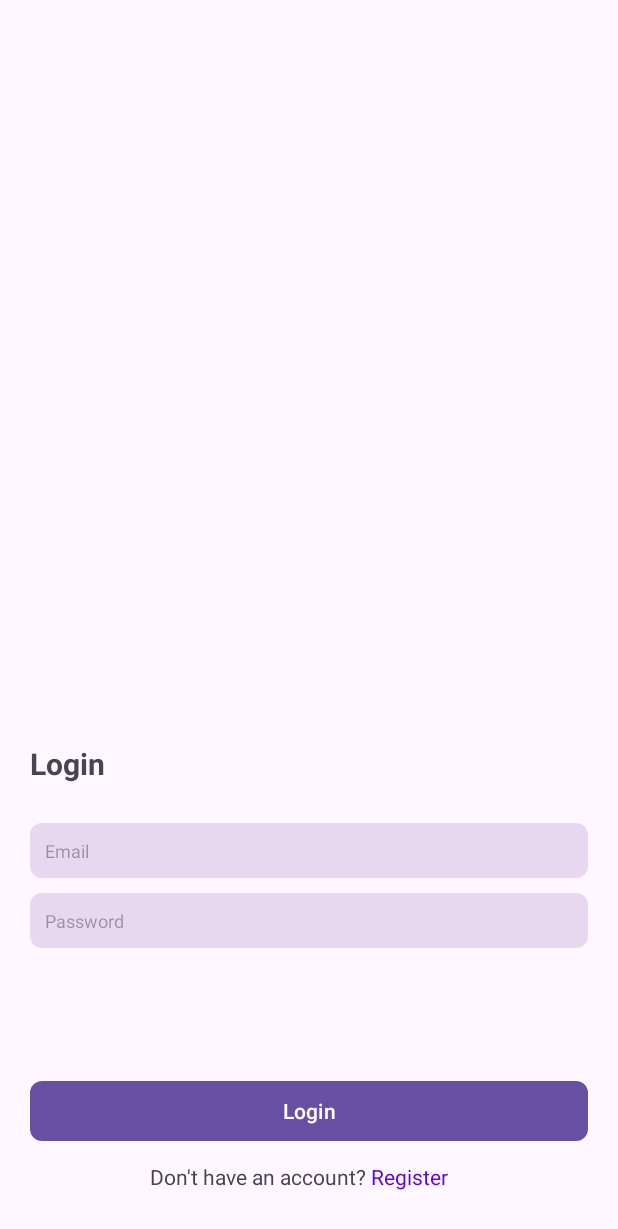
After one commit to ginafiles/DebtLog, an Android app: the LoginFragment screen opened through its navigation route, on a phone screen of 412 x 824 dp. The commit adds this screen. Shown: the top 1229 px of the screen. Run offline under Robolectric (Android 15) with nearby library versions, the phone set to English and light mode, and no system bars.

Commit message:
Menambahkan fitur login, register dan logout dengan memanfaatkan shared preferneces

```diff
--- a/app/src/main/java/com/ginamelinia/debtlog/debtlog/MainActivity.kt
+++ b/app/src/main/java/com/ginamelinia/debtlog/debtlog/MainActivity.kt
@@ -1,5 +1,6 @@
 package com.ginamelinia.debtlog
 
+import android.content.Context
 import android.os.Bundle
 import androidx.appcompat.app.AppCompatActivity
 import androidx.navigation.NavController
@@ -19,6 +20,14 @@ class MainActivity : AppCompatActivity() {
         val navHostFragment = supportFragmentManager.findFragmentById(R.id.nav_container) as NavHostFragment
         navController = navHostFragment.navController
 
+        val isLoggedIn = getSharedPreferences("MyPrefs", Context.MODE_PRIVATE).getBoolean("isLoggedIn", false)
+
+        if (!isLoggedIn) {
+            navController.navigate(R.id.registerFragment)
+        } else {
+            navController.navigate(R.id.homeFragment)
+        }
+
     }
 
     override fun onSupportNavigateUp(): Boolean {
--- /dev/null
+++ b/app/src/main/java/com/ginamelinia/debtlog/debtlog/page/auth/login/LoginFragment.kt
@@ -0,0 +1,50 @@
+package com.ginamelinia.debtlog.debtlog.page.auth.login
+
+import android.os.Bundle
+import android.view.LayoutInflater
+import android.view.View
+import android.view.ViewGroup
+import android.widget.Toast
+import androidx.fragment.app.Fragment
+import androidx.lifecycle.ViewModelProvider
+import androidx.navigation.fragment.findNavController
+import com.ginamelinia.debtlog.R
+import com.ginamelinia.debtlog.databinding.FragmentLoginBinding
+
+class LoginFragment : Fragment() {
+    private lateinit var binding: FragmentLoginBinding
+    private lateinit var viewModel: LoginViewModel
+
+    override fun onCreateView(
+        inflater: LayoutInflater, container: ViewGroup?,
+        savedInstanceState: Bundle?
+    ): View? {
+        binding = FragmentLoginBinding.inflate(inflater, container, false)
+        return binding.root
+    }
+
+    override fun onViewCreated(view: View, savedInstanceState: Bundle?) {
+        super.onViewCreated(view, savedInstanceState)
+
+        viewModel = ViewModelProvider(this).get(LoginViewModel::class.java)
+        viewModel.initSharedPreferences(requireContext())
+
+        binding.btnLogin.setOnClickListener {
+            val email = binding.edtEmail.text.toString()
+            val password = binding.edtPassword.text.toString()
+
+            val loginSuccessful = viewModel.loginUser(email, password)
+
+            if (loginSuccessful) {
+                viewModel.setLoggedIn(true)
+                findNavController().navigate(R.id.action_loginFragment_to_homeFragment)
+            } else {
+                Toast.makeText(requireContext(), "Login failed! Check your credentials.", Toast.LENGTH_SHORT).show()
+            }
+        }
+
+        binding.btnToRegisterPage.setOnClickListener {
+            findNavController().navigate(R.id.action_loginFragment_to_registerFragment)
+        }
+    }
+}
--- /dev/null
+++ b/app/src/main/java/com/ginamelinia/debtlog/debtlog/page/auth/login/LoginViewModel.kt
@@ -0,0 +1,29 @@
+package com.ginamelinia.debtlog.debtlog.page.auth.login
+
+import android.content.Context
+import android.content.SharedPreferences
+import androidx.lifecycle.ViewModel
+
+class LoginViewModel : ViewModel() {
+    lateinit var sharedPref: SharedPreferences
+
+    fun initSharedPreferences(context: Context) {
+        sharedPref = context.getSharedPreferences("MyPrefs", Context.MODE_PRIVATE)
+    }
+
+    fun setLoggedIn(isLoggedIn: Boolean) {
+        val editor = sharedPref.edit()
+        editor.putBoolean("isLoggedIn", isLoggedIn)
+        editor.apply()
+    }
+
+    fun loginUser(email: String, password: String): Boolean {
+        val savedEmail = sharedPref.getString("email", "")
+        val savedPassword = sharedPref.getString("password", "")
+
+        if (email == savedEmail && password == savedPassword) {
+            return true
+        }
+        return false
+    }
+}
--- /dev/null
+++ b/app/src/main/java/com/ginamelinia/debtlog/debtlog/page/auth/register/RegisterFragment.kt
@@ -0,0 +1,50 @@
+package com.ginamelinia.debtlog.debtlog.page.auth.register
+
+import android.os.Bundle
+import android.view.LayoutInflater
+import android.view.View
+import android.view.ViewGroup
+import android.widget.Toast
+import androidx.fragment.app.Fragment
+import androidx.lifecycle.ViewModelProvider
+import androidx.navigation.fragment.findNavController
+import com.ginamelinia.debtlog.R
+import com.ginamelinia.debtlog.databinding.FragmentRegisterBinding
+
+class RegisterFragment : Fragment() {
+    private lateinit var binding: FragmentRegisterBinding
+    private lateinit var viewModel: RegisterViewModel
+
+    override fun onCreateView(
+        inflater: LayoutInflater, container: ViewGroup?,
+        savedInstanceState: Bundle?
+    ): View? {
+        binding = FragmentRegisterBinding.inflate(inflater, container, false)
+        return binding.root
+    }
+
+    override fun onViewCreated(view: View, savedInstanceState: Bundle?) {
+        super.onViewCreated(view, savedInstanceState)
+
+        viewModel = ViewModelProvider(this).get(RegisterViewModel::class.java)
+        viewModel.initSharedPreferences(requireContext())
+
+        binding.btnRegister.setOnClickListener {
+            val name = binding.edtUserName.text.toString()
+            val email = binding.edtEmail.text.toString()
+            val password = binding.edtPassword.text.toString()
+
+            val registrationSuccessful = viewModel.registerUser(name, email, password)
+
+            if (registrationSuccessful) {
+                findNavController().navigate(R.id.action_registerFragment_to_loginFragment)
+            } else {
+                Toast.makeText(requireContext(), "Registration failed! Please check your input.", Toast.LENGTH_SHORT).show()
+            }
+        }
+
+        binding.btnToLoginPage.setOnClickListener {
+            findNavController().navigate(R.id.action_registerFragment_to_loginFragment)
+        }
+    }
+}
--- /dev/null
+++ b/app/src/main/java/com/ginamelinia/debtlog/debtlog/page/auth/register/RegisterViewModel.kt
@@ -0,0 +1,30 @@
+package com.ginamelinia.debtlog.debtlog.page.auth.register
+
+import android.content.Context
+import android.content.SharedPreferences
+import androidx.lifecycle.ViewModel
+
+class RegisterViewModel : ViewModel() {
+    lateinit var sharedPref: SharedPreferences
+
+    fun initSharedPreferences(context: Context) {
+        sharedPref = context.getSharedPreferences("MyPrefs", Context.MODE_PRIVATE)
+    }
+
+    fun registerUser(name: String, email: String, password: String): Boolean {
+        if (isInputValid(name, email, password)) {
+            val editor = sharedPref.edit()
+            editor.putString("name", name)
+            editor.putString("email", email)
+            editor.putString("password", password)
+            editor.apply()
+            return true
+        } else {
+            return false
+        }
+    }
+
+    private fun isInputValid(name: String, email: String, password: String): Boolean {
+        return name.isNotEmpty() && email.isNotEmpty() && password.isNotEmpty() && password.length >= 6
+    }
+}
--- a/app/src/main/java/com/ginamelinia/debtlog/debtlog/page/fragment/EditDebtDialogFragment.kt
+++ b/app/src/main/java/com/ginamelinia/debtlog/debtlog/page/fragment/EditDebtDialogFragment.kt
@@ -46,7 +46,7 @@ class EditDebtDialogFragment : DialogFragment() {
             val moneyAmount = binding.edtMoneyAmount.text.toString()
 
             if (name.isEmpty() || moneyAmount.isEmpty()) {
-                Toast.makeText(requireContext(), "Nama dan jumlah uang tidak boleh kosong", Toast.LENGTH_SHORT).show()
+                Toast.makeText(requireContext(), "Name and money amount cannot be blank!", Toast.LENGTH_SHORT).show()
             } else {
                 val updatedDebtEntity = DebtEntity(debtEntity.id, name, moneyAmount)
                 homeViewModel.updateDebt(updatedDebtEntity)
--- a/app/src/main/java/com/ginamelinia/debtlog/debtlog/repository/local/LocalRepository.kt
+++ b/app/src/main/java/com/ginamelinia/debtlog/debtlog/repository/local/LocalRepository.kt
@@ -2,13 +2,13 @@ package com.ginamelinia.debtlog.repository.local
 
 import androidx.lifecycle.LiveData
 import com.ginamelinia.debtlog.repository.DebtsRepository
-import com.ginamelinia.debtlog.repository.local.room.database.DebtDatabase
+import com.ginamelinia.debtlog.repository.local.room.database.DebtLogDatabase
 import com.ginamelinia.debtlog.repository.local.room.entity.DebtEntity
 
 class LocalRepository(
-    private val debtDatabase: DebtDatabase
+    private val debtLogDatabase: DebtLogDatabase
 ) : DebtsRepository{
-    private val debtDAO = debtDatabase.debtDao()
+    private val debtDAO = debtLogDatabase.debtDao()
 
     override val selectAllDebts: LiveData<List<DebtEntity>> = debtDAO.selectAllDebts()
     override suspend fun addDebt(debtEntity: DebtEntity) {
--- a/app/src/main/java/com/ginamelinia/debtlog/debtlog/repository/local/room/database/DebtDatabase.kt
+++ b/app/src/main/java/com/ginamelinia/debtlog/debtlog/repository/local/room/database/DebtLogDatabase.kt
@@ -6,7 +6,7 @@ import com.ginamelinia.debtlog.repository.local.room.dao.DebtDAO
 import com.ginamelinia.debtlog.repository.local.room.entity.DebtEntity
 
 @Database(entities = [DebtEntity::class], version = 1)
-abstract class DebtDatabase : RoomDatabase(){
+abstract class DebtLogDatabase : RoomDatabase(){
 
     companion object {
         const val DATABASE_NAME = "debtDB"
--- a/app/src/main/res/layout/fragment_login.xml
+++ b/app/src/main/res/layout/fragment_login.xml
@@ -17,17 +17,17 @@
         app:layout_constraintVertical_bias="0.90"
         app:layout_constraintTop_toTopOf="parent"
         app:layout_constraintStart_toStartOf="parent"
-        app:layout_constraintBottom_toTopOf="@+id/edtUserName"
+        app:layout_constraintBottom_toTopOf="@+id/edtEmail"
         />
     <EditText
-        android:id="@+id/edtUserName"
+        android:id="@+id/edtEmail"
         android:layout_width="match_parent"
         android:layout_height="wrap_content"
         android:layout_marginTop="10dp"
         android:layout_marginHorizontal="20dp"
         android:background="@drawable/edittext_background_rounded"
         android:padding="10dp"
-        android:hint="Username"
+        android:hint="Email"
         android:textSize="12sp"
         app:layout_constraintVertical_bias="0.95"
         app:layout_constraintTop_toBottomOf="@id/tvLoginPage"
@@ -44,7 +44,7 @@
         android:padding="10dp"
         android:hint="Password"
         android:textSize="12dp"
-        app:layout_constraintTop_toBottomOf="@id/edtUserName"
+        app:layout_constraintTop_toBottomOf="@id/edtEmail"
         app:layout_constraintBottom_toTopOf="@+id/btnLogin"/>
 
     <com.google.android.material.button.MaterialButton
@@ -68,6 +68,7 @@
         app:layout_constraintBottom_toBottomOf="parent"/>
 
     <TextView
+        android:id="@+id/btnToRegisterPage"
         android:layout_width="wrap_content"
         android:layout_height="wrap_content"
         android:layout_marginBottom="30dp"
--- a/app/src/main/res/navigation/main_navigation.xml
+++ b/app/src/main/res/navigation/main_navigation.xml
@@ -3,11 +3,36 @@
     xmlns:app="http://schemas.android.com/apk/res-auto"
     xmlns:tools="http://schemas.android.com/tools"
     android:id="@+id/main_navigation"
-    app:startDestination="@id/homeFragment">
+    app:startDestination="@id/registerFragment">
 
     <fragment
         android:id="@+id/homeFragment"
         android:name="com.ginamelinia.debtlog.page.fragment.HomeFragment"
         android:label="HomeFragment"
-        tools:layout="@layout/fragment_home"/>
+        tools:layout="@layout/fragment_home">
+        <action
+            android:id="@+id/action_homeFragment_to_loginFragment"
+            app:destination="@id/loginFragment" />
+    </fragment>
+    <fragment
+        android:id="@+id/registerFragment"
+        android:name="com.ginamelinia.debtlog.debtlog.page.auth.register.RegisterFragment"
+        android:label="RegisterFragment"
+        tools:layout="@layout/fragment_register">
+        <action
+            android:id="@+id/action_registerFragment_to_loginFragment"
+            app:destination="@id/loginFragment" />
+    </fragment>
+    <fragment
+        android:id="@+id/loginFragment"
+        android:name="com.ginamelinia.debtlog.debtlog.page.auth.login.LoginFragment"
+        android:label="LoginFragment"
+        tools:layout="@layout/fragment_login">
+        <action
+            android:id="@+id/action_loginFragment_to_homeFragment"
+            app:destination="@id/homeFragment" />
+        <action
+            android:id="@+id/action_loginFragment_to_registerFragment"
+            app:destination="@id/registerFragment" />
+    </fragment>
 </navigation>
```
Also changed, not shown: app/src/main/java/com/ginamelinia/debtlog/debtlog/page/fragment/AddDebtDialogFragment.kt (+9 -9 lines), app/src/main/java/com/ginamelinia/debtlog/debtlog/page/fragment/HomeFragment.kt (+36 -5 lines), app/src/main/res/layout/fragment_register.xml (+19 -19 lines).
